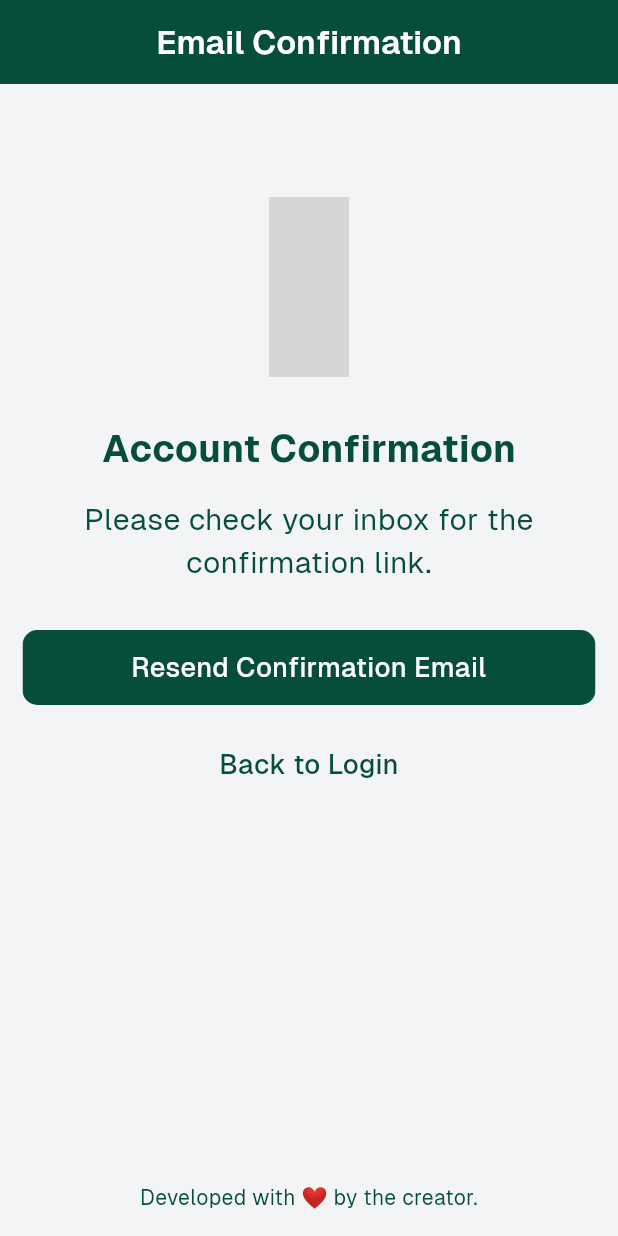
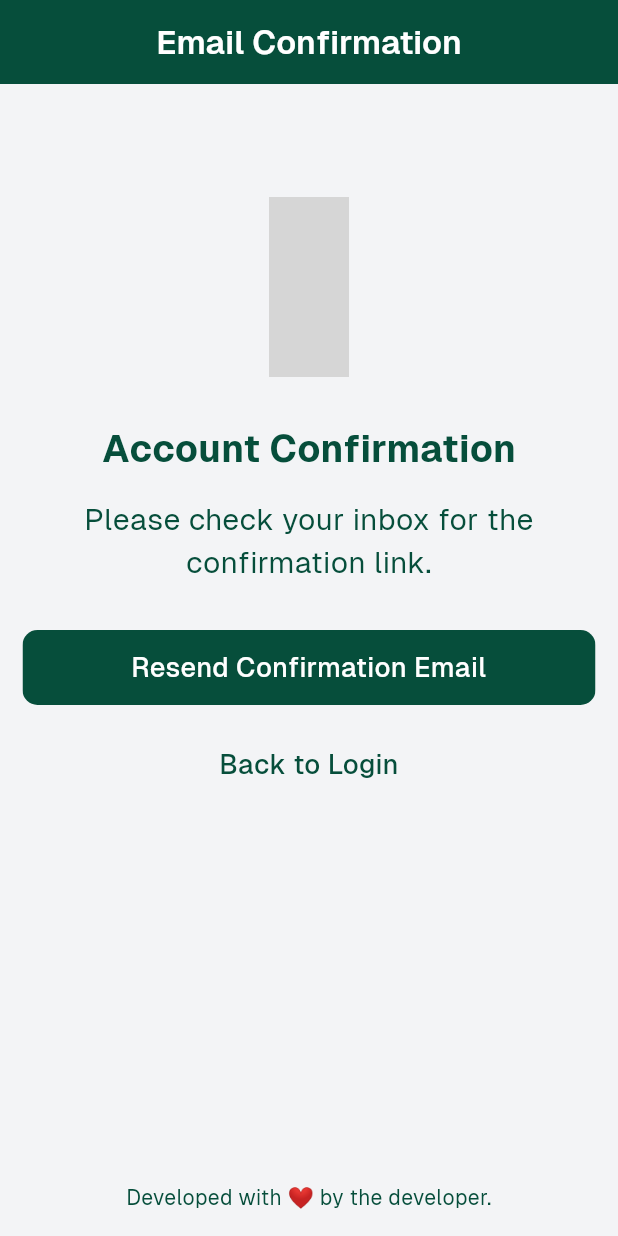
Before and after one commit to kiannaquines/crowd-monitoring-mobile-app, a Flutter app: the ConfirmationEmailScreen screen opened directly, on a phone screen of 412 x 824 dp. Run offline on Flutter 3.47's test engine with Material 3 defaults, Android fonts, the phone set to English and light mode, and no system bars; our stand-ins replace carousel_slider, fl_chart, icons_plus, iconsax; grey boxes are pictures that could not be loaded.

Commit message:
change keyword "developer" in bottom screen message
Signed-off-by: kiannaquines <kjgnaquines@gmail.com>

```diff
--- a/lib/screens/Login_Screen.dart
+++ b/lib/screens/Login_Screen.dart
@@ -260,7 +260,7 @@ class _LoginScreenState extends State<LoginScreen> {
             right: 0,
             bottom: 16,
             child: Text(
-              'Developed with ❤️ by the creator.',
+              'Developed with ❤️ by the developer.',
               textAlign: TextAlign.center,
               style: TextStyle(
                 fontSize: 14.0,
--- a/lib/screens/Register_Screen.dart
+++ b/lib/screens/Register_Screen.dart
@@ -243,7 +243,7 @@ class _RegisterScreenState extends State<RegisterScreen> {
             right: 0,
             bottom: 16,
             child: Text(
-              'Developed with ❤️ by the creator.',
+              'Developed with ❤️ by the developer.',
               textAlign: TextAlign.center,
               style: TextStyle(
                 fontSize: 14.0,
--- a/lib/screens/confirmation_email_screen.dart
+++ b/lib/screens/confirmation_email_screen.dart
@@ -144,7 +144,7 @@ class _ConfirmationEmailScreenState extends State<ConfirmationEmailScreen> {
             right: 0,
             bottom: 16,
             child: Text(
-              'Developed with ❤️ by the creator.',
+              'Developed with ❤️ by the developer.',
               textAlign: TextAlign.center,
               style: TextStyle(
                 fontSize: 14.0,
--- a/lib/screens/forgot_password_screen.dart
+++ b/lib/screens/forgot_password_screen.dart
@@ -193,7 +193,7 @@ class _ForgotPasswordScreenState extends State<ForgotPasswordScreen> {
             right: 0,
             bottom: 16,
             child: Text(
-              'Developed with ❤️ by the creator.',
+              'Developed with ❤️ by the developer.',
               textAlign: TextAlign.center,
               style: TextStyle(
                 fontSize: 14.0,
```
